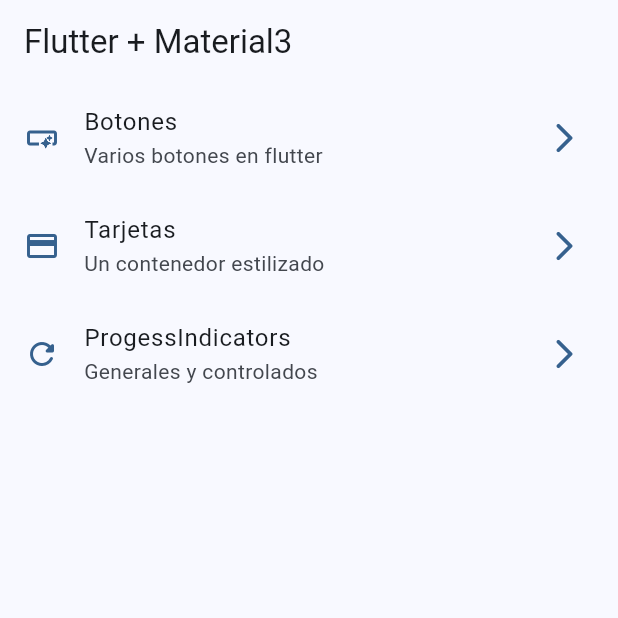
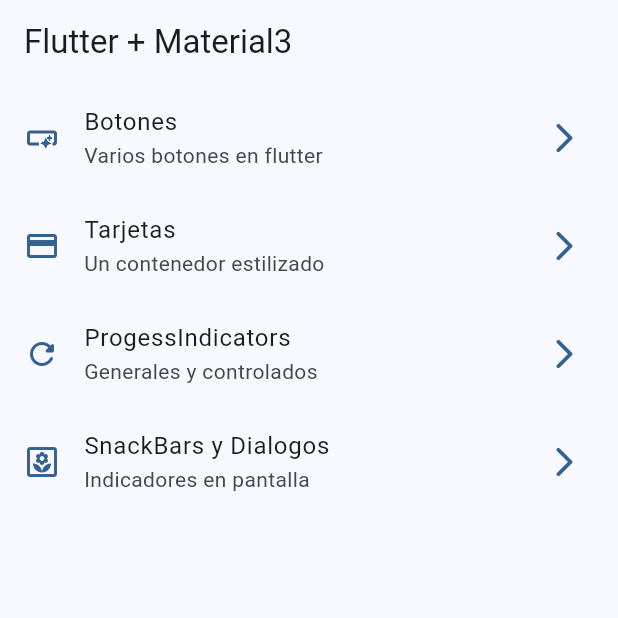
Before and after one commit to MatiasJoaquinAlfonso/widgets_app, a Flutter app: the screen it shows after launch, on a phone screen of 412 x 824 dp, the top half of it. Run offline on Flutter 3.47's test engine with Material 3 defaults, Android fonts, the phone set to English and light mode, and no system bars; our stand-ins replace go_router.

Commit message:
snackbars y dialogos terminados

```diff
--- a/lib/config/menu/menu_items.dart
+++ b/lib/config/menu/menu_items.dart
@@ -37,4 +37,12 @@ const appMenuItems = <MenuItem> [
     icon: Icons.refresh_rounded
   ),
 
+    MenuItem(
+    title: 'SnackBars y Dialogos',
+    subTitle: 'Indicadores en pantalla',
+    link: '/snackbars',
+    icon: Icons.yard_outlined
+  ),
+
+
 ];
--- a/lib/config/router/app_router.dart
+++ b/lib/config/router/app_router.dart
@@ -29,6 +29,12 @@ final appRouter = GoRouter(
       name: ProgressScren.name,
       builder: (context, state) => const ProgressScren()
     ),
+
+    GoRoute(
+      path: '/snackbars',
+      name: SnackbarScreen.name,
+      builder: (context, state) => const SnackbarScreen()
+    ),
   ],
 
 );
--- a/lib/main.dart
+++ b/lib/main.dart
@@ -12,6 +12,7 @@ class MainApp extends StatelessWidget {
   @override
   Widget build(BuildContext context) {
     return MaterialApp.router(
+      title: 'Flutter widgets',
       routerConfig: appRouter,
       debugShowCheckedModeBanner: false,
       theme: AppTheme(selectedColor: 0).getTheme(),
```
Also changed, not shown: lib/presentation/screens/snackbar/snackbar_screen.dart (+64 -2 lines).
